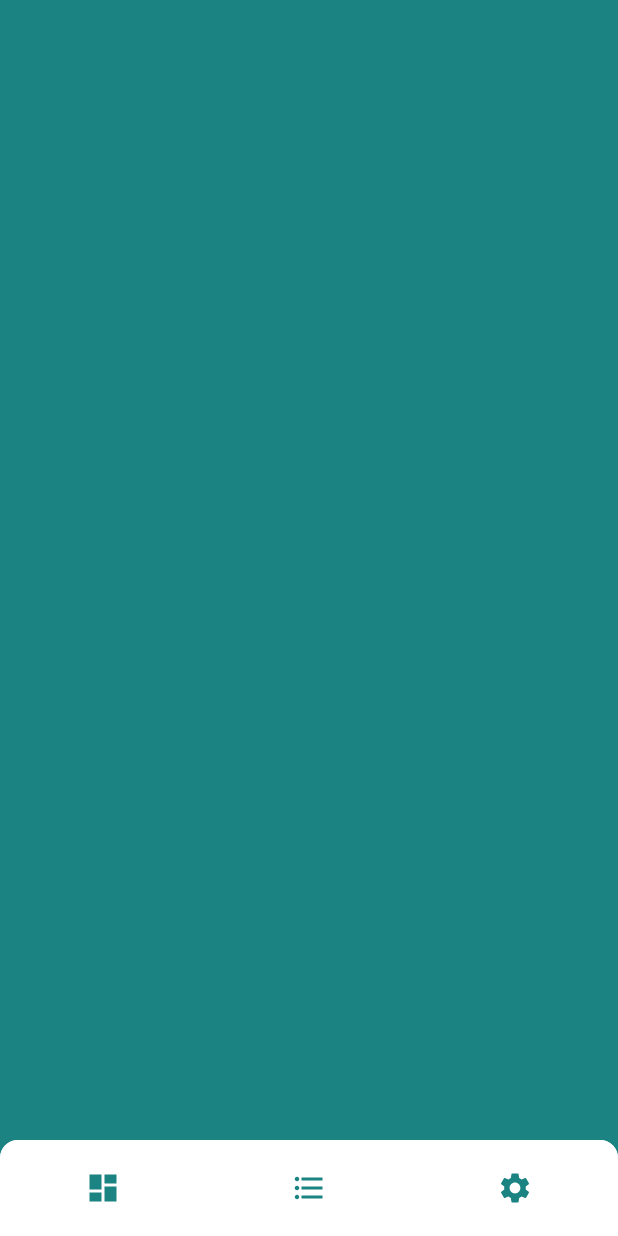
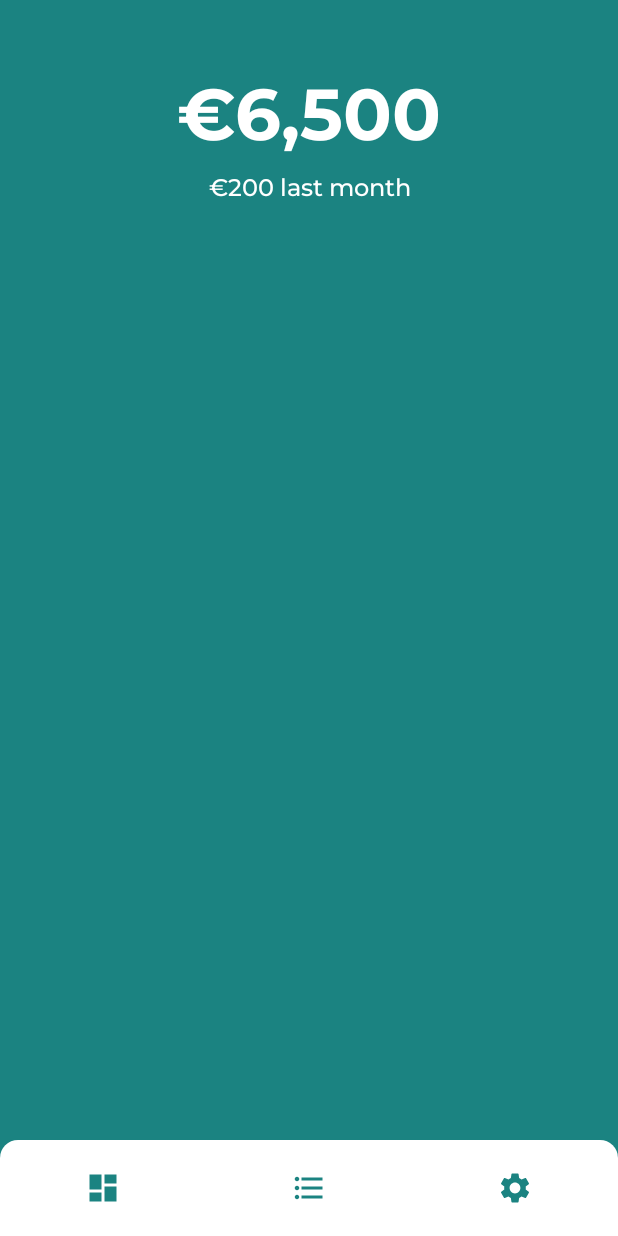
Before and after one commit to alexandru-rotariu-5/Finkeepy, an Android app: the screen it shows after launch (MainActivity), on a phone screen of 412 x 824 dp. Run offline under Robolectric (Android 15) with nearby library versions, the phone set to English and light mode, and no system bars.

Commit message:
Started implementing dashboard screen

```diff
--- a/app/build.gradle
+++ b/app/build.gradle
@@ -38,6 +38,8 @@ dependencies {
     implementation 'androidx.appcompat:appcompat:1.6.1'
     implementation 'com.google.android.material:material:1.8.0'
     implementation 'androidx.constraintlayout:constraintlayout:2.1.4'
+    implementation 'androidx.navigation:navigation-fragment-ktx:2.5.3'
+    implementation 'androidx.navigation:navigation-ui-ktx:2.5.3'
     testImplementation 'junit:junit:4.13.2'
     androidTestImplementation 'androidx.test.ext:junit:1.1.5'
     androidTestImplementation 'androidx.test.espresso:espresso-core:3.5.1'
--- /dev/null
+++ b/app/src/main/java/com/example/finkeepy/ui/dashboard/DashboardFragment.kt
@@ -0,0 +1,18 @@
+package com.example.finkeepy.ui.dashboard
+
+import android.os.Bundle
+import androidx.fragment.app.Fragment
+import android.view.LayoutInflater
+import android.view.View
+import android.view.ViewGroup
+import com.example.finkeepy.R
+
+class DashboardFragment : Fragment() {
+
+    override fun onCreateView(
+        inflater: LayoutInflater, container: ViewGroup?,
+        savedInstanceState: Bundle?
+    ): View? {
+        return inflater.inflate(R.layout.fragment_dashboard, container, false)
+    }
+}
--- a/app/src/main/res/drawable/bg_bottom_menu_button.xml
+++ b/app/src/main/res/drawable/bg_bottom_menu_button.xml
@@ -4,7 +4,7 @@
     <item>
         <shape android:shape="rectangle">
             <solid android:color="@color/white" />
-            <corners android:radius="12dp"/>
+            <corners android:radius="32dp"/>
         </shape>
     </item>
 </ripple>
--- a/app/src/main/res/layout/activity_main.xml
+++ b/app/src/main/res/layout/activity_main.xml
@@ -6,6 +6,18 @@
     android:layout_height="match_parent"
     android:background="?attr/colorPrimary"
     tools:context=".MainActivity">
+
+    <androidx.fragment.app.FragmentContainerView
+        android:id="@+id/nav_host_fragment"
+        android:name="androidx.navigation.fragment.NavHostFragment"
+        android:layout_width="0dp"
+        android:layout_height="0dp"
+        app:layout_constraintLeft_toLeftOf="parent"
+        app:layout_constraintRight_toRightOf="parent"
+        app:layout_constraintTop_toTopOf="parent"
+        app:layout_constraintBottom_toBottomOf="parent"
+        app:defaultNavHost="true"
+        app:navGraph="@navigation/nav_graph" />
 
     <include
         layout="@layout/bottom_menu"
--- /dev/null
+++ b/app/src/main/res/layout/fragment_dashboard.xml
@@ -0,0 +1,38 @@
+<?xml version="1.0" encoding="utf-8"?>
+<androidx.constraintlayout.widget.ConstraintLayout xmlns:android="http://schemas.android.com/apk/res/android"
+    xmlns:app="http://schemas.android.com/apk/res-auto"
+    xmlns:tools="http://schemas.android.com/tools"
+    android:layout_width="match_parent"
+    android:layout_height="match_parent"
+    android:background="?attr/colorPrimary"
+    tools:context=".ui.dashboard.DashboardFragment">
+
+    <TextView
+        android:id="@+id/tvNetWorth"
+        android:layout_width="wrap_content"
+        android:layout_height="wrap_content"
+        android:layout_marginTop="44dp"
+        android:fontFamily="@font/montserrat_bold"
+        android:text="€6,500"
+        android:textAlignment="center"
+        android:textColor="@color/white"
+        android:textSize="48sp"
+        app:layout_constraintEnd_toEndOf="parent"
+        app:layout_constraintStart_toStartOf="parent"
+        app:layout_constraintTop_toTopOf="parent" />
+
+    <TextView
+        android:id="@+id/tvLastMonthCashflow"
+        android:layout_width="wrap_content"
+        android:layout_height="wrap_content"
+        android:layout_marginTop="8dp"
+        android:fontFamily="@font/montserrat_medium"
+        android:text="€200 last month"
+        android:textAlignment="center"
+        android:textColor="@color/white"
+        android:textSize="16sp"
+        app:layout_constraintEnd_toEndOf="parent"
+        app:layout_constraintStart_toStartOf="parent"
+        app:layout_constraintTop_toBottomOf="@id/tvNetWorth" />
+
+</androidx.constraintlayout.widget.ConstraintLayout>
--- /dev/null
+++ b/app/src/main/res/navigation/nav_graph.xml
@@ -0,0 +1,13 @@
+<?xml version="1.0" encoding="utf-8"?>
+<navigation xmlns:android="http://schemas.android.com/apk/res/android"
+    xmlns:app="http://schemas.android.com/apk/res-auto"
+    xmlns:tools="http://schemas.android.com/tools"
+    android:id="@+id/nav_graph"
+    app:startDestination="@id/dashboardFragment">
+
+    <fragment
+        android:id="@+id/dashboardFragment"
+        android:name="com.example.finkeepy.ui.dashboard.DashboardFragment"
+        android:label="fragment_dashboard"
+        tools:layout="@layout/fragment_dashboard" />
+</navigation>
```
Also changed, not shown: app/src/main/res/font/montserrat_bold.ttf (added), app/src/main/res/font/montserrat_medium.ttf (added).
